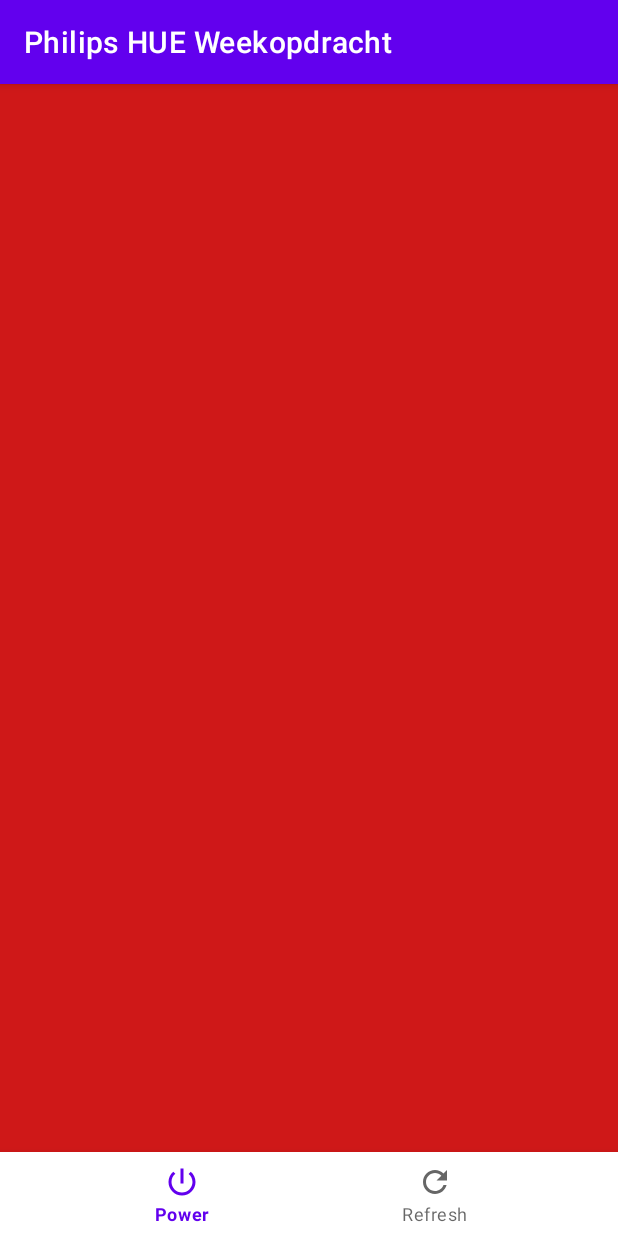
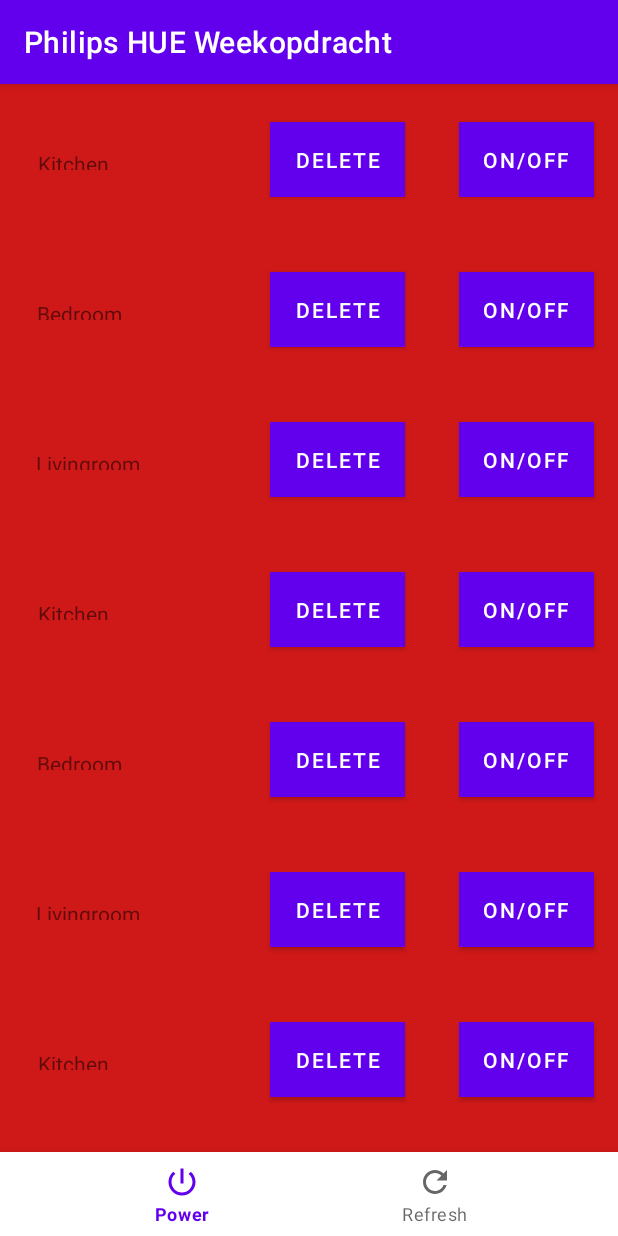
Before and after one commit to Jaspervanes-github/Weekopdrachr-2-Lars-Rook-en-Jasper-van-Es, an Android app: the screen it shows after launch (MainActivity), on a phone screen of 412 x 824 dp. Run offline under Robolectric (Android 15) with nearby library versions, the phone set to English and light mode, and no system bars; our stand-ins replace navigation-ui.

Commit message:
[ADDED]recyclerview works now, the on item click on the other hand is not tested yet!

```diff
--- a/app/src/main/java/com/example/philipshueweekopdracht/Data.java
+++ b/app/src/main/java/com/example/philipshueweekopdracht/Data.java
@@ -15,11 +15,27 @@ public class Data {
         }
     }
 
+    private boolean dataSet;
     private ArrayList<Lamp> allLamps;
 
     public Data(){
         this.allLamps = new ArrayList<>();
+        this.dataSet = false;
     }
 
+    public boolean isDataSet() {
+        return dataSet;
+    }
 
+    public void setDataSet(boolean dataSet) {
+        this.dataSet = dataSet;
+    }
+
+    public ArrayList<Lamp> getAllLamps() {
+        return allLamps;
+    }
+
+    public void setAllLamps(ArrayList<Lamp> allLamps) {
+        this.allLamps = allLamps;
+    }
 }
--- a/app/src/main/java/com/example/philipshueweekopdracht/MainActivity.java
+++ b/app/src/main/java/com/example/philipshueweekopdracht/MainActivity.java
@@ -7,9 +7,12 @@ import androidx.navigation.NavController;
 import androidx.navigation.Navigation;
 import androidx.navigation.ui.AppBarConfiguration;
 import androidx.navigation.ui.NavigationUI;
+import androidx.recyclerview.widget.LinearLayoutManager;
+import androidx.recyclerview.widget.RecyclerView;
 
 import android.content.res.Resources;
 import android.os.Bundle;
+import android.util.Log;
 import android.view.MenuItem;
 
 import com.example.philipshueweekopdracht.ui.Adapter;
@@ -19,7 +22,6 @@ import com.google.android.material.bottomnavigation.BottomNavigationView;
 
 public class MainActivity extends AppCompatActivity {
 
-    private Data data = Data.getInstance();
     private Res res;
     @Override
     public Resources getResources() {
@@ -32,11 +34,11 @@ public class MainActivity extends AppCompatActivity {
     @Override
     protected void onCreate(Bundle savedInstanceState) {
         super.onCreate(savedInstanceState);
-        setContentView(R.layout.activity_botom_navigationview);
-        BottomNavigationView navView = findViewById(R.id.nav_view);
+        setContentView(R.layout.activity_main_relative);
+        BottomNavigationView navView = findViewById(R.id.nav_viewer);
         navView.setOnNavigationItemSelectedListener(navListener);
 
-
+        getSupportFragmentManager().beginTransaction().replace(R.id.fragment_container, new PowerFragment()).commit();
 
     }
 
@@ -55,4 +57,5 @@ public class MainActivity extends AppCompatActivity {
                     return true;
                 }
             };
+
 }
--- a/app/src/main/java/com/example/philipshueweekopdracht/ui/Adapter.java
+++ b/app/src/main/java/com/example/philipshueweekopdracht/ui/Adapter.java
@@ -22,7 +22,7 @@ public class Adapter extends RecyclerView.Adapter<Adapter.LampViewHolder> {
     private List<Lamp> allLamps;
     private OnItemClickListener clickListener;
 
-    public Adapter(Context cntxt, List<Lamp> lamps, OnItemClickListener listener, Data data){
+    public Adapter(Context cntxt, List<Lamp> lamps, OnItemClickListener listener){
         this.context = cntxt;
         this.allLamps = lamps;
         this.clickListener = listener;
--- a/app/src/main/java/com/example/philipshueweekopdracht/ui/power/PowerFragment.java
+++ b/app/src/main/java/com/example/philipshueweekopdracht/ui/power/PowerFragment.java
@@ -14,10 +14,19 @@ import androidx.annotation.Nullable;
 import androidx.fragment.app.Fragment;
 import androidx.lifecycle.Observer;
 import androidx.lifecycle.ViewModelProvider;
+import androidx.recyclerview.widget.LinearLayoutManager;
+import androidx.recyclerview.widget.RecyclerView;
 
+import com.example.philipshueweekopdracht.Data;
+import com.example.philipshueweekopdracht.Lamp;
 import com.example.philipshueweekopdracht.R;
+import com.example.philipshueweekopdracht.ui.Adapter;
 
-public class PowerFragment extends Fragment {
+public class PowerFragment extends Fragment implements Adapter.OnItemClickListener {
+
+    private Data data = Data.getInstance();
+    private RecyclerView recyclerView;
+    private Adapter adapter;
 
     private PowerViewModel powerViewModel;
 
@@ -31,6 +40,43 @@ public class PowerFragment extends Fragment {
                // textView.setText(s);
             }
         });
+        if(!data.isDataSet()){
+            init();
+            recyclerView = root.findViewById(R.id.lampListRV);
+            adapter = new Adapter(root.getContext(), data.getAllLamps(), this);
+            recyclerView.setAdapter(adapter);
+            recyclerView.setLayoutManager(new LinearLayoutManager(root.getContext()));
+            data.setDataSet(true);
+        }
+        else{
+            recyclerView = root.findViewById(R.id.lampListRV);
+            adapter = new Adapter(root.getContext(), data.getAllLamps(), this);
+            recyclerView.setAdapter(adapter);
+            recyclerView.setLayoutManager(new LinearLayoutManager(root.getContext()));
+        }
         return root;
     }
+
+    private void init(){
+        data.getAllLamps().add(new Lamp("1", "Kitchen", true, 0, 255, 0));
+        data.getAllLamps().add(new Lamp("2", "Bedroom", true, 255, 0, 0));
+        data.getAllLamps().add(new Lamp("3", "Livingroom", true, 0, 0, 255));
+        data.getAllLamps().add(new Lamp("1", "Kitchen", true, 0, 255, 0));
+        data.getAllLamps().add(new Lamp("2", "Bedroom", true, 255, 0, 0));
+        data.getAllLamps().add(new Lamp("3", "Livingroom", true, 0, 0, 255));
+        data.getAllLamps().add(new Lamp("1", "Kitchen", true, 0, 255, 0));
+        data.getAllLamps().add(new Lamp("2", "Bedroom", true, 255, 0, 0));
+        data.getAllLamps().add(new Lamp("3", "Livingroom", true, 0, 0, 255));
+        data.getAllLamps().add(new Lamp("1", "Kitchen", true, 0, 255, 0));
+        data.getAllLamps().add(new Lamp("2", "Bedroom", true, 255, 0, 0));
+        data.getAllLamps().add(new Lamp("3", "Livingroom", true, 0, 0, 255));
+        data.getAllLamps().add(new Lamp("1", "Kitchen", true, 0, 255, 0));
+        data.getAllLamps().add(new Lamp("2", "Bedroom", true, 255, 0, 0));
+        data.getAllLamps().add(new Lamp("3", "Livingroom", true, 0, 0, 255));
+    }
+
+    @Override
+    public void onItemClick(int clickPosition) {
+
+    }
 }
--- a/app/src/main/res/layout/activity_botom_navigationview.xml
+++ b/app/src/main/res/layout/activity_botom_navigationview.xml
@@ -19,16 +19,21 @@
         app:menu="@menu/bottom_nav_menu"
         />
 
-    <fragment
-        android:id="@+id/nav_host_fragment"
-        android:name="androidx.navigation.fragment.NavHostFragment"
+<!--    <fragment-->
+<!--        android:id="@+id/nav_host_fragment"-->
+<!--        android:name="androidx.navigation.fragment.NavHostFragment"-->
+<!--        android:layout_width="match_parent"-->
+<!--        android:layout_height="match_parent"-->
+<!--        app:defaultNavHost="true"-->
+<!--        app:layout_constraintBottom_toTopOf="@id/nav_view"-->
+<!--        app:layout_constraintLeft_toLeftOf="parent"-->
+<!--        app:layout_constraintRight_toRightOf="parent"-->
+<!--        app:layout_constraintTop_toTopOf="parent"-->
+<!--        app:navGraph="@navigation/mobile_navigation" />-->
+
+    <androidx.fragment.app.FragmentContainerView
+        android:id="@+id/fragment_container"
         android:layout_width="match_parent"
-        android:layout_height="match_parent"
-        app:defaultNavHost="true"
-        app:layout_constraintBottom_toTopOf="@id/nav_view"
-        app:layout_constraintLeft_toLeftOf="parent"
-        app:layout_constraintRight_toRightOf="parent"
-        app:layout_constraintTop_toTopOf="parent"
-        app:navGraph="@navigation/mobile_navigation" />
+        android:layout_height="match_parent"/>
 
 </androidx.constraintlayout.widget.ConstraintLayout>
--- a/app/src/main/res/layout/fragment_power.xml
+++ b/app/src/main/res/layout/fragment_power.xml
@@ -9,5 +9,14 @@
     android:id="@+id/main_Fragment">
 
 
+    <androidx.recyclerview.widget.RecyclerView
+        android:id="@+id/lampListRV"
+        android:layout_width="match_parent"
+        android:layout_height="match_parent"
+        app:layout_constraintBottom_toBottomOf="parent"
+        app:layout_constraintEnd_toEndOf="parent"
+        app:layout_constraintStart_toStartOf="parent"
+        app:layout_constraintTop_toTopOf="parent" />
+
 
 </androidx.constraintlayout.widget.ConstraintLayout>
```
